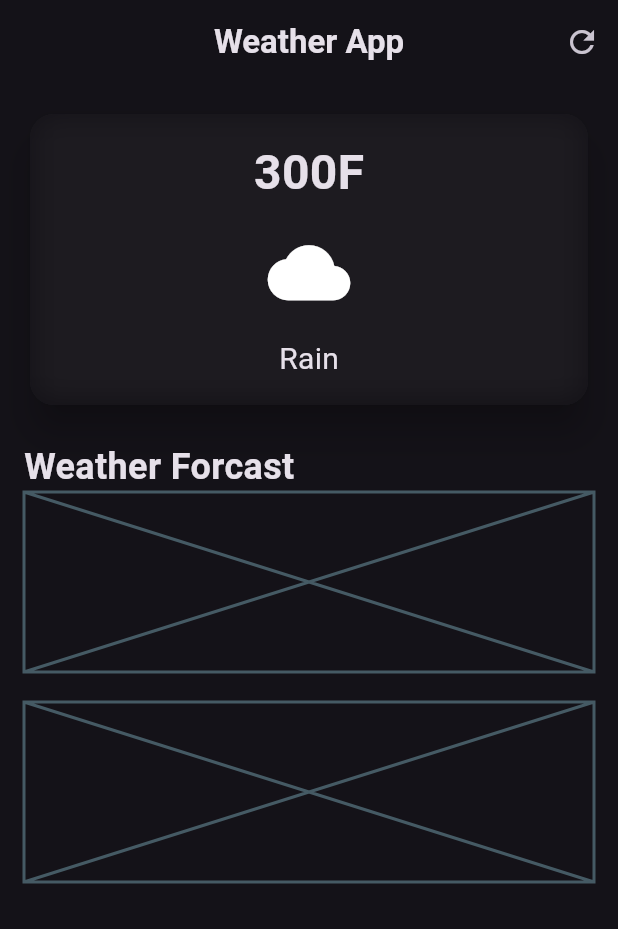
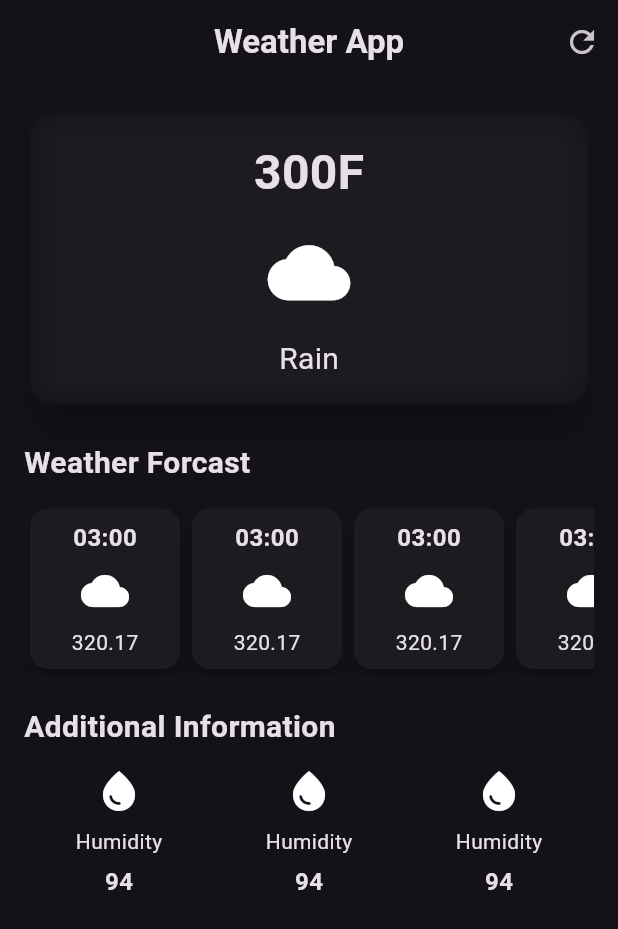
Before and after one commit to anshika9946/weather-app, a Flutter app: the screen it shows after launch, on a phone screen of 412 x 824 dp. Shown: the top 929 px of the screen. Run offline on Flutter 3.47's test engine with Material 3 defaults, Android fonts, the phone set to English and light mode, and no system bars.

Commit message:
created weather forecast card

```diff
--- /dev/null
+++ b/lib/additional_info_item.dart
@@ -0,0 +1,52 @@
+import 'package:flutter/material.dart';
+
+void main() => runApp(const MyApp());
+
+class MyApp extends StatelessWidget {
+  const MyApp({super.key});
+
+  @override
+  Widget build(BuildContext context) {
+    return MaterialApp(
+      title: 'Material App',
+      home: Scaffold(
+        appBar: AppBar(
+          title: const Text('Material App Bar'),
+        ),
+        body: const Center(
+          child: Text('Hello World'),
+        ),
+      ),
+    );
+  }
+}
+
+class AdditionalInfoItem extends StatelessWidget {
+  const AdditionalInfoItem({
+    super.key,
+  });
+
+  @override
+  Widget build(BuildContext context) {
+    return const Column(
+      children: [
+        Icon(
+          Icons.water_drop,
+          size: 32,
+        ),
+        SizedBox(height: 8),
+        Text(
+          'Humidity',
+        ),
+        SizedBox(height: 5),
+        Text(
+          '94',
+          style: TextStyle(
+            fontSize: 16,
+            fontWeight: FontWeight.bold,
+          ),
+        ),
+      ],
+    );
+  }
+}
--- /dev/null
+++ b/lib/hourly_forecast_item.dart
@@ -0,0 +1,37 @@
+import "package:flutter/material.dart";
+
+class HourlyForecastItem extends StatelessWidget {
+  const HourlyForecastItem({super.key});
+
+  @override
+  Widget build(BuildContext context) {
+    return Card(
+      elevation: 6,
+      child: Container(
+        width: 100,
+        padding: const EdgeInsets.all(8.0),
+        decoration: BoxDecoration(
+          borderRadius: BorderRadius.circular(12),
+        ),
+        child: const Column(
+          children: [
+            Text(
+              '03:00',
+              style: TextStyle(
+                fontSize: 16,
+                fontWeight: FontWeight.bold,
+              ),
+            ),
+            SizedBox(height: 8),
+            Icon(
+              Icons.cloud,
+              size: 32,
+            ),
+            SizedBox(height: 8),
+            Text('320.17'),
+          ],
+        ),
+      ),
+    );
+  }
+}
--- a/lib/weather_screen.dart
+++ b/lib/weather_screen.dart
@@ -1,7 +1,8 @@
 import "dart:ui";
 
 import "package:flutter/material.dart";
-import "package:flutter/widgets.dart";
+import "package:weatherapp/additional_info_item.dart";
+import "package:weatherapp/hourly_forecast_item.dart";
 
 class WeatherScreen extends StatelessWidget {
   const WeatherScreen({super.key});
@@ -75,17 +76,45 @@ class WeatherScreen extends StatelessWidget {
               child: Text(
                 'Weather Forcast',
                 style: TextStyle(
-                  fontSize: 24,
+                  fontSize: 20,
                   fontWeight: FontWeight.bold,
                 ),
               ),
             ),
-            const Placeholder(
-              fallbackHeight: 120,
+            const SizedBox(height: 12),
+            //Weather forecast cards
+            const SingleChildScrollView(
+              scrollDirection: Axis.horizontal,
+              child: Row(
+                children: [
+                  HourlyForecastItem(),
+                  HourlyForecastItem(),
+                  HourlyForecastItem(),
+                  HourlyForecastItem(),
+                  HourlyForecastItem(),
+                ],
+              ),
             ),
+
             const SizedBox(height: 20),
-            const Placeholder(
-              fallbackHeight: 120,
+            const Align(
+              alignment: Alignment.centerLeft,
+              child: Text(
+                'Additional Information',
+                style: TextStyle(
+                  fontSize: 20,
+                  fontWeight: FontWeight.bold,
+                ),
+              ),
+            ),
+            const SizedBox(height: 12),
+            const Row(
+              mainAxisAlignment: MainAxisAlignment.spaceAround,
+              children: [
+                AdditionalInfoItem(),
+                AdditionalInfoItem(),
+                AdditionalInfoItem(),
+              ],
             ),
           ],
         ),
```
